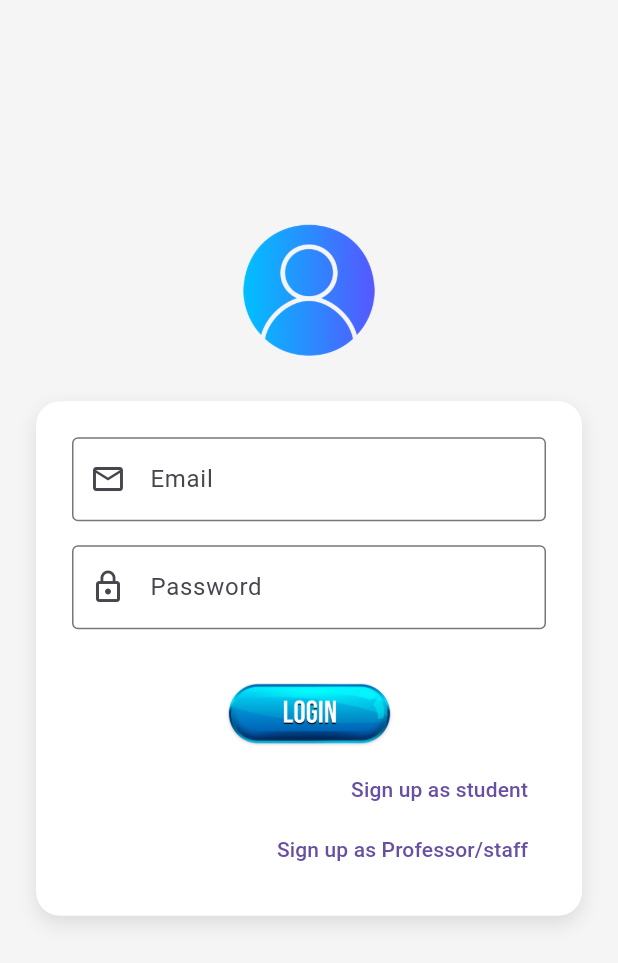
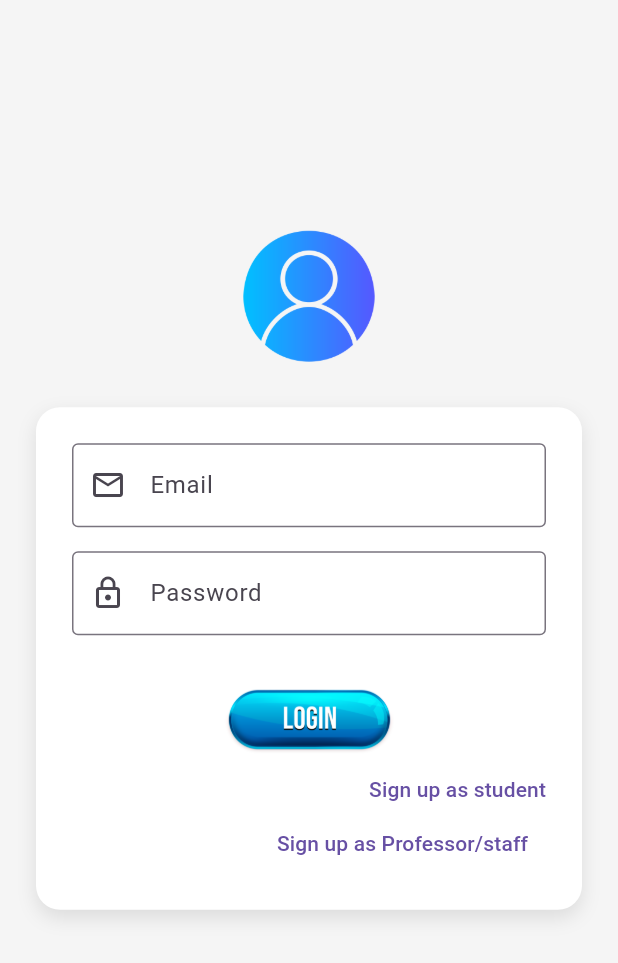
Before and after one commit to nakul-krishnakumar/tickter, a Flutter app: the screen it shows after launch, on a phone screen of 412 x 824 dp. Shown: the top 963 px of the screen. Run offline on Flutter 3.47's test engine with Material 3 defaults, Android fonts, the phone set to English and light mode, and no system bars.

Commit message:
Spacing edit on login

```diff
--- a/client/lib/screens/login_screen.dart
+++ b/client/lib/screens/login_screen.dart
@@ -78,7 +78,6 @@ class LoginScreen extends StatelessWidget {
                     ),
                     const SizedBox(height: 5), // Space before the sign up text
 
-                    // VVVV ADD THE SIGN UP TEXT HERE VVVV
                     Align(
                       alignment: Alignment.centerRight,
                       child: Column(
@@ -86,7 +85,9 @@ class LoginScreen extends StatelessWidget {
                         children: [
                           TextButton(
                             style: TextButton.styleFrom(
+                              padding: EdgeInsets.zero,
                               visualDensity: VisualDensity.compact,
+                              tapTargetSize: MaterialTapTargetSize.shrinkWrap,
                             ),
                             onPressed: () {
                               Navigator.push(context,
```
